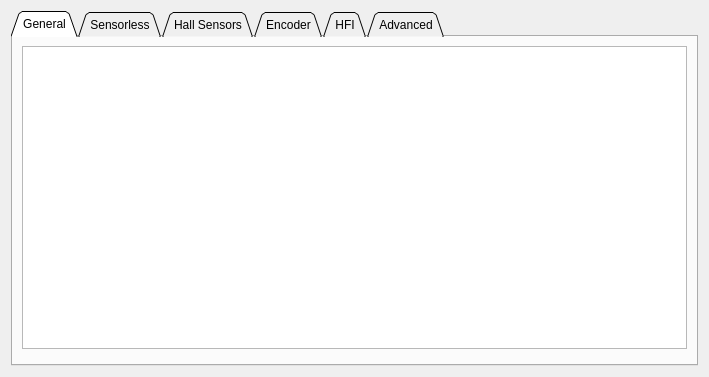
Before: the Qt Designer form pages/pagefoc.ui in vedderb/vesc_tool, drawn with Qt 5.
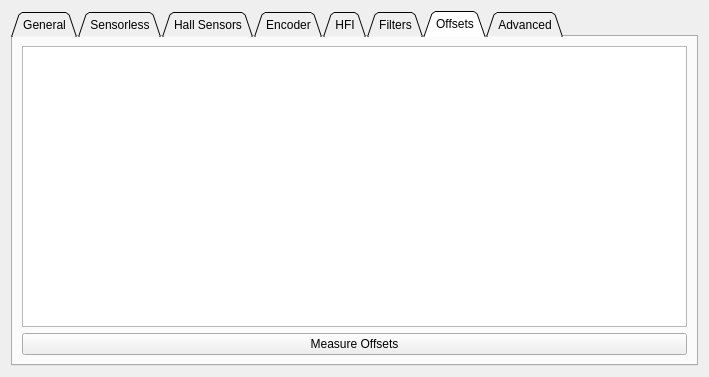
After: the same form once the commit is applied. The open tabs and pages were chosen to show the change. Custom widgets are drawn as their Qt base class.

Commit message: PSW commands, offset calibration, phase filter support

```diff
--- a/pages/pagefoc.ui
+++ b/pages/pagefoc.ui
@@ -140,6 +140,33 @@
        </item>
       </layout>
      </widget>
+     <widget class="QWidget" name="tab_8">
+      <attribute name="title">
+       <string>Filters</string>
+      </attribute>
+      <layout class="QVBoxLayout" name="verticalLayout_9">
+       <item>
+        <widget class="ParamTable" name="filterTab"/>
+       </item>
+      </layout>
+     </widget>
+     <widget class="QWidget" name="tab_7">
+      <attribute name="title">
+       <string>Offsets</string>
+      </attribute>
+      <layout class="QVBoxLayout" name="verticalLayout_8">
+       <item>
+        <widget class="ParamTable" name="offsetTab"/>
+       </item>
+       <item>
+        <widget class="QPushButton" name="offsetMeasureButton">
+         <property name="text">
+          <string>Measure Offsets</string>
+         </property>
+        </widget>
+       </item>
+      </layout>
+     </widget>
      <widget class="QWidget" name="tab_5">
       <attribute name="title">
        <string>Advanced</string>
```
The commit also changes 20 other files.
